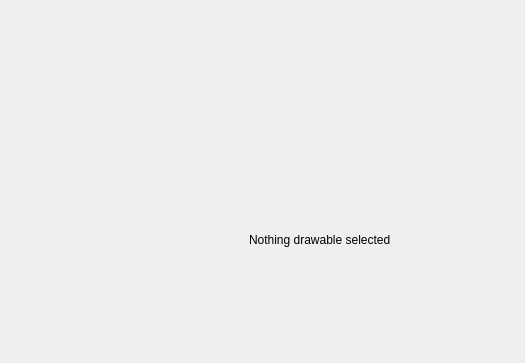
Above: chartwidget.ui from jgrewe/NixView before the change; both pictures show x 0 to 525 and y 0 to 363 of the 640 by 480 pixel window. Below: the same form after it.
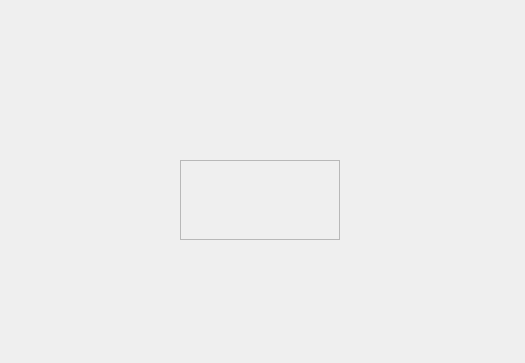
That is the form after the change. The open tabs and pages were chosen to show the change.

Commit message: enable imges, not working though

The edit to the form file:
```diff
--- a/chartwidget.ui
+++ b/chartwidget.ui
@@ -204,6 +204,43 @@
     </property>
    </widget>
   </widget>
+  <widget class="QWidget" name="image_page">
+   <widget class="QWidget" name="horizontalWidget" native="true">
+    <property name="geometry">
+     <rect>
+      <x>180</x>
+      <y>160</y>
+      <width>160</width>
+      <height>80</height>
+     </rect>
+    </property>
+    <property name="sizePolicy">
+     <sizepolicy hsizetype="Expanding" vsizetype="Expanding">
+      <horstretch>0</horstretch>
+      <verstretch>0</verstretch>
+     </sizepolicy>
+    </property>
+    <layout class="QHBoxLayout" name="horizontalLayout_3">
+     <item>
+      <widget class="QScrollArea" name="scrollArea">
+       <property name="widgetResizable">
+        <bool>true</bool>
+       </property>
+       <widget class="QWidget" name="image_content">
+        <property name="geometry">
+         <rect>
+          <x>0</x>
+          <y>0</y>
+          <width>156</width>
+          <height>76</height>
+         </rect>
+        </property>
+       </widget>
+      </widget>
+     </item>
+    </layout>
+   </widget>
+  </widget>
  </widget>
  <resources/>
  <connections/>
```
The commit also changes 2 other files.
